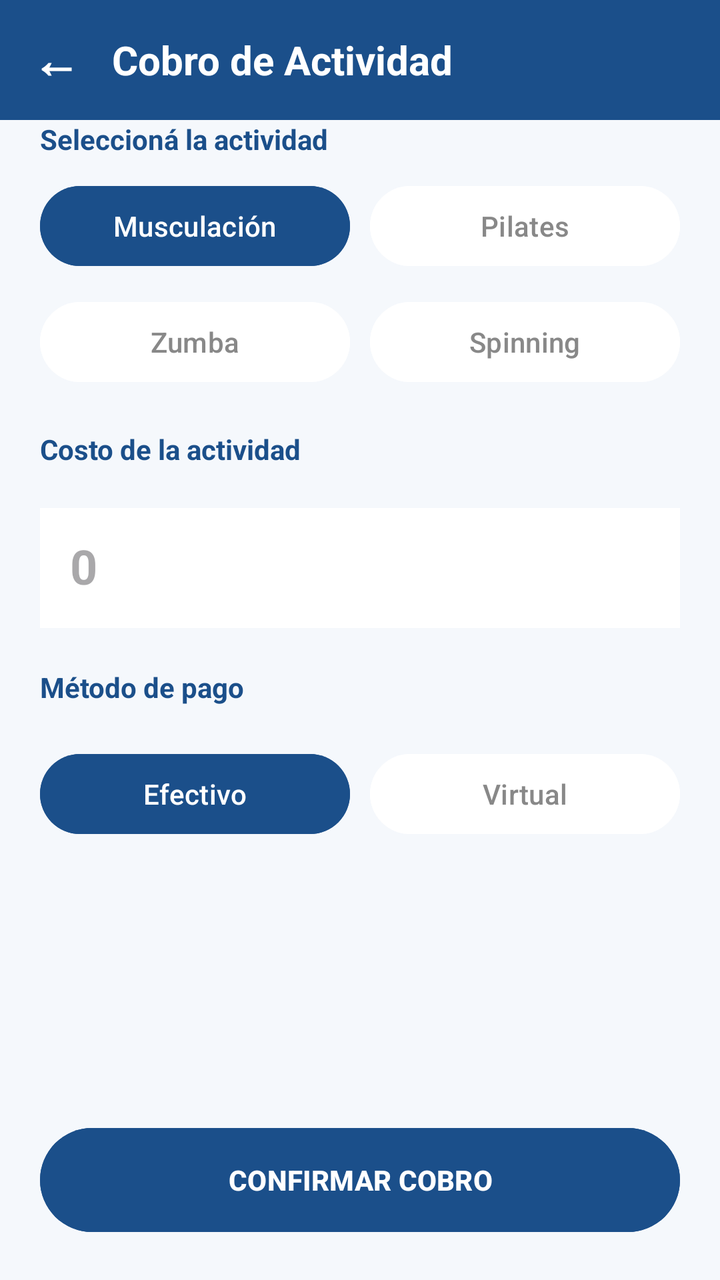
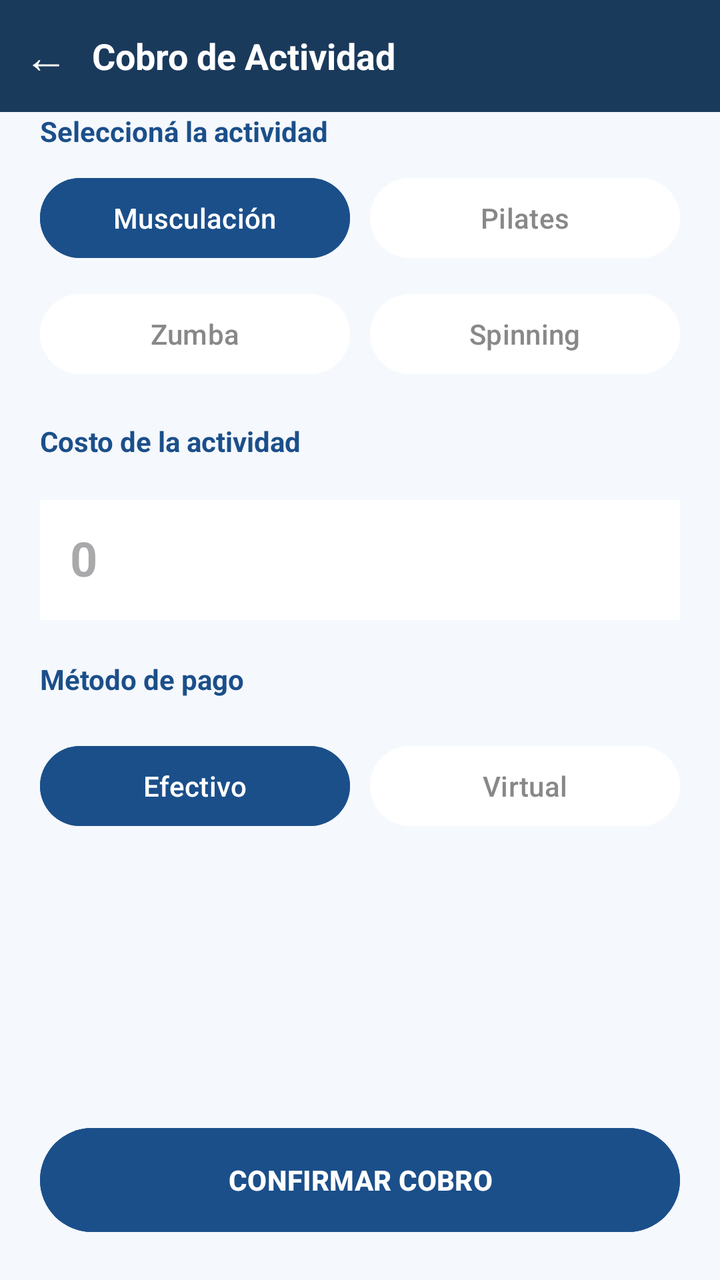

Compare the two renders of this Android layout. The source of the first and the diff that turns it into the second are given below.
<!-- AndroidManifest.xml: application theme Theme.ClubDeportivo -->
<!-- res/layout/activity_cobro_actividad.xml -->
<?xml version="1.0" encoding="utf-8"?>
<LinearLayout
    xmlns:android="http://schemas.android.com/apk/res/android"
    android:layout_width="match_parent"
    android:layout_height="match_parent"
    android:orientation="vertical"
    android:background="@color/colorBackground">

    
    <LinearLayout
        android:layout_width="match_parent"
        android:layout_height="60dp"
        android:background="@color/colorPrimary"
        android:orientation="horizontal"
        android:gravity="center_vertical"
        android:paddingStart="16dp">

        <TextView
            android:id="@+id/btnVolverCobro"
            android:layout_width="wrap_content"
            android:layout_height="wrap_content"
            android:text="←"
            android:textColor="@color/white"
            android:textSize="24sp"
            android:textStyle="bold" />

        <TextView
            android:layout_width="wrap_content"
            android:layout_height="wrap_content"
            android:text="Cobro de Actividad"
            android:textColor="@color/white"
            android:textSize="20sp"
            android:textStyle="bold"
            android:layout_marginStart="16dp" />
    </LinearLayout>

    <ScrollView
        android:layout_width="match_parent"
        android:layout_height="0dp"
        android:layout_weight="1">

        <LinearLayout
            android:layout_width="match_parent"
            android:layout_height="wrap_content"
            android:orientation="vertical">

            
            <LinearLayout
                android:id="@+id/sectionBusqueda"
                android:layout_width="match_parent"
                android:layout_height="wrap_content"
                android:orientation="vertical"
                android:background="@color/white"
                android:layout_margin="20dp"
                android:padding="16dp"
                android:visibility="gone">

                <TextView
                    android:layout_width="wrap_content"
                    android:layout_height="wrap_content"
                    android:text="Buscar no socio"
                    android:textColor="@color/colorPrimary"
                    android:textStyle="bold"
                    android:textSize="14sp"
                    android:layout_marginBottom="8dp" />

                <LinearLayout
                    android:layout_width="match_parent"
                    android:layout_height="wrap_content"
                    android:orientation="horizontal"
                    android:weightSum="4">

                    <EditText
                        android:id="@+id/etBuscarNoSocio"
                        android:layout_width="0dp"
                        android:layout_height="wrap_content"
                        android:layout_weight="3"
                        android:hint="Nombre o DNI"
                        android:inputType="text"
                        android:textColor="@color/black"
                        android:layout_marginEnd="8dp" />

                    <Button
                        android:id="@+id/btnBuscar"
                        android:layout_width="0dp"
                        android:layout_height="wrap_content"
                        android:layout_weight="1"
                        android:text="Buscar"
                        android:backgroundTint="@color/colorPrimary" />
                </LinearLayout>

                <LinearLayout
                    android:id="@+id/containerResultadosBusqueda"
                    android:layout_width="match_parent"
                    android:layout_height="wrap_content"
                    android:orientation="vertical"
                    android:layout_marginTop="8dp" />
            </LinearLayout>

            
            <LinearLayout
                android:id="@+id/sectionDatosNoSocio"
                android:layout_width="match_parent"
                android:layout_height="wrap_content"
                android:orientation="vertical"
                android:background="@color/white"
                android:layout_margin="20dp"
                android:padding="16dp"
                android:visibility="gone">

                <TextView
                    android:id="@+id/tvNombreNoSocio"
                    android:layout_width="wrap_content"
                    android:layout_height="wrap_content"
                    android:text="Nombre del No Socio"
                    android:textColor="@color/black"
                    android:textSize="18sp"
                    android:textStyle="bold" />

                <TextView
                    android:id="@+id/tvDniNoSocio"
                    android:layout_width="wrap_content"
                    android:layout_height="wrap_content"
                    android:text="DNI: -"
                    android:textColor="@color/colorTextMuted"
                    android:textSize="14sp" />
            </LinearLayout>

            
            <TextView
                android:layout_width="wrap_content"
                android:layout_height="wrap_content"
                android:text="Seleccioná la actividad"
                android:textColor="@color/colorPrimary"
                android:textStyle="bold"
                android:layout_marginStart="20dp"
                android:layout_marginBottom="10dp" />

            <LinearLayout
                android:layout_width="match_parent"
                android:layout_height="wrap_content"
                android:orientation="horizontal"
                android:layout_marginStart="20dp"
                android:layout_marginEnd="20dp"
                android:layout_marginBottom="10dp"
                android:weightSum="2">

                <Button
                    android:id="@+id/btnMusculacion"
                    android:layout_width="0dp"
                    android:layout_height="wrap_content"
                    android:layout_weight="1"
                    android:text="Musculación"
                    android:backgroundTint="@color/colorPrimary"
                    android:layout_marginEnd="5dp" />

                <Button
                    android:id="@+id/btnPilates"
                    android:layout_width="0dp"
                    android:layout_height="wrap_content"
                    android:layout_weight="1"
                    android:text="Pilates"
                    android:backgroundTint="@color/white"
                    android:textColor="@color/colorTextMuted"
                    android:layout_marginStart="5dp" />
            </LinearLayout>

            <LinearLayout
                android:layout_width="match_parent"
                android:layout_height="wrap_content"
                android:orientation="horizontal"
                android:layout_marginStart="20dp"
                android:layout_marginEnd="20dp"
                android:weightSum="2">

                <Button
                    android:id="@+id/btnZumba"
                    android:layout_width="0dp"
                    android:layout_height="wrap_content"
                    android:layout_weight="1"
                    android:text="Zumba"
                    android:backgroundTint="@color/white"
                    android:textColor="@color/colorTextMuted"
                    android:layout_marginEnd="5dp" />

                <Button
                    android:id="@+id/btnSpinning"
                    android:layout_width="0dp"
                    android:layout_height="wrap_content"
                    android:layout_weight="1"
                    android:text="Spinning"
                    android:backgroundTint="@color/white"
                    android:textColor="@color/colorTextMuted"
                    android:layout_marginStart="5dp" />
            </LinearLayout>

            
            <TextView
                android:layout_width="wrap_content"
                android:layout_height="wrap_content"
                android:text="Costo de la actividad"
                android:textColor="@color/colorPrimary"
                android:textStyle="bold"
                android:layout_marginStart="20dp"
                android:layout_marginTop="20dp" />

            <EditText
                android:id="@+id/etCostoActividad"
                android:layout_width="match_parent"
                android:layout_height="60dp"
                android:layout_margin="20dp"
                android:background="@color/white"
                android:padding="15dp"
                android:hint="0"
                android:textColor="@color/colorPrimary"
                android:textSize="24sp"
                android:textStyle="bold"
                android:inputType="numberDecimal" />

            
            <TextView
                android:layout_width="wrap_content"
                android:layout_height="wrap_content"
                android:text="Método de pago"
                android:textColor="@color/colorPrimary"
                android:textStyle="bold"
                android:layout_marginStart="20dp" />

            <LinearLayout
                android:layout_width="match_parent"
                android:layout_height="wrap_content"
                android:orientation="horizontal"
                android:layout_margin="20dp"
                android:weightSum="2">

                <Button
                    android:id="@+id/btnPagoEfectivo"
                    android:layout_width="0dp"
                    android:layout_height="wrap_content"
                    android:layout_weight="1"
                    android:text="Efectivo"
                    android:backgroundTint="@color/colorPrimary"
                    android:layout_marginEnd="5dp" />

                <Button
                    android:id="@+id/btnPagoTransferencia"
                    android:layout_width="0dp"
                    android:layout_height="wrap_content"
                    android:layout_weight="1"
                    android:text="Virtual"
                    android:backgroundTint="@color/white"
                    android:textColor="@color/colorTextMuted"
                    android:layout_marginStart="5dp" />
            </LinearLayout>

        </LinearLayout>
    </ScrollView>

    
    <Button
        android:id="@+id/btnConfirmarCobro"
        android:layout_width="match_parent"
        android:layout_height="60dp"
        android:layout_margin="20dp"
        android:text="CONFIRMAR COBRO"
        android:textStyle="bold"
        android:backgroundTint="@color/colorPrimary" />

</LinearLayout>
<!-- resources referenced by this layout -->
<resources>
  <color name="black">#FF000000</color>
  <color name="colorBackground">#F5F8FC</color>
  <color name="colorPrimary">#1B4F8A</color>
  <color name="colorTextMuted">#888888</color>
  <color name="white">#FFFFFFFF</color>
  <style name="Theme.ClubDeportivo" parent="Base.Theme.ClubDeportivo" />
  <style name="Base.Theme.ClubDeportivo" parent="Theme.Material3.DayNight.NoActionBar">
          
          
      </style>
</resources>

<!-- the commit's change to res/layout/activity_cobro_actividad.xml (unified diff, before → after) -->
@@ -9,29 +9,31 @@
     
     <LinearLayout
         android:layout_width="match_parent"
-        android:layout_height="60dp"
-        android:background="@color/colorPrimary"
+        android:layout_height="56dp"
+        android:background="@color/colorPrimaryDark"
         android:orientation="horizontal"
         android:gravity="center_vertical"
-        android:paddingStart="16dp">
+        android:paddingStart="12dp"
+        android:paddingEnd="12dp">
 
         <TextView
             android:id="@+id/btnVolverCobro"
             android:layout_width="wrap_content"
             android:layout_height="wrap_content"
             android:text="←"
+            android:textSize="22sp"
             android:textColor="@color/white"
-            android:textSize="24sp"
-            android:textStyle="bold" />
+            android:layout_marginEnd="12dp"
+            android:clickable="true"
+            android:focusable="true"/>
 
         <TextView
             android:layout_width="wrap_content"
             android:layout_height="wrap_content"
             android:text="Cobro de Actividad"
             android:textColor="@color/white"
-            android:textSize="20sp"
-            android:textStyle="bold"
-            android:layout_marginStart="16dp" />
+            android:textSize="18sp"
+            android:textStyle="bold"/>
     </LinearLayout>
 
     <ScrollView
<!-- resource entries referenced after the edit -->
@@ -3,6 +3,7 @@
   <color name="black">#FF000000</color>
   <color name="colorBackground">#F5F8FC</color>
   <color name="colorPrimary">#1B4F8A</color>
+  <color name="colorPrimaryDark">#1A3A5C</color>
   <color name="colorTextMuted">#888888</color>
   <color name="white">#FFFFFFFF</color>
   <style name="Theme.ClubDeportivo" parent="Base.Theme.ClubDeportivo" />
